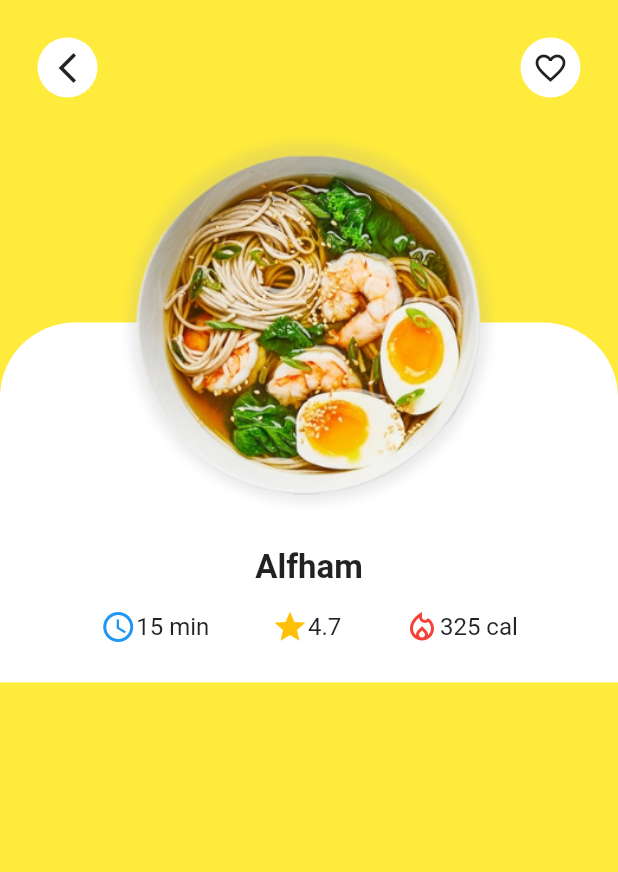
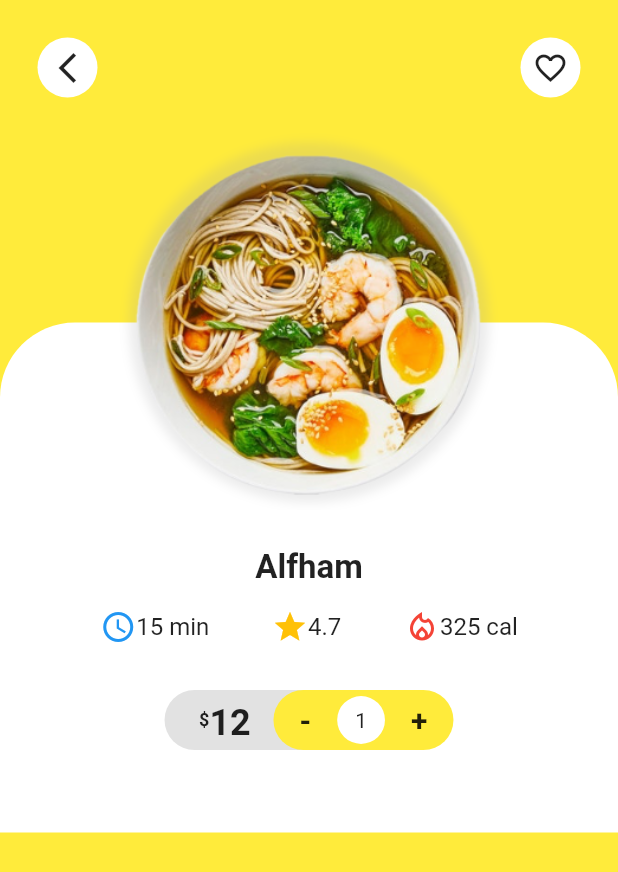
Before and after one commit to abdullakn/flutter_ui_food_deliver_app, a Flutter app: the DetailsPage screen opened directly with sample values from the repository, on a phone screen of 412 x 824 dp. Shown: the top 872 px of the screen. Run offline on Flutter 3.47's test engine with Material 2 defaults, Android fonts, the phone set to English and light mode, and no system bars; our stand-ins replace smooth_page_indicator.

Commit message:
details page price and quantity button completed

```diff
--- a/lib/screens/details/widgets/food_details.dart
+++ b/lib/screens/details/widgets/food_details.dart
@@ -1,5 +1,6 @@
 import 'package:flutter/material.dart';
 import 'package:food_delivery_app/models/food.dart';
+import 'package:food_delivery_app/screens/details/widgets/food_quantity.dart';
 
 class FoodDetails extends StatelessWidget {
   final Food food;
@@ -29,7 +30,14 @@ class FoodDetails extends StatelessWidget {
               _buildIconText(
                   Icons.local_fire_department_outlined, Colors.red, food.cal),
             ],
-          )
+          ),
+          SizedBox(
+            height: 30,
+          ),
+          FoodQuantity(food: food),
+          SizedBox(
+            height: 30,
+          ),
         ],
       ),
     );
--- /dev/null
+++ b/lib/screens/details/widgets/food_quantity.dart
@@ -0,0 +1,71 @@
+import 'package:flutter/material.dart';
+import 'package:food_delivery_app/models/food.dart';
+
+class FoodQuantity extends StatelessWidget {
+  final Food food;
+  const FoodQuantity({required this.food});
+
+  @override
+  Widget build(BuildContext context) {
+    return Container(
+
+      width: double.maxFinite,
+      height: 40,
+      child: Stack(
+        children: [
+          Align(
+            alignment: Alignment(-0.3, 0),
+            child: Container(
+              padding: EdgeInsets.all(8),
+              // color: Colors.yellow,
+              width: 120,
+              height: double.maxFinite,
+              decoration:BoxDecoration(
+                color:Colors.grey.withOpacity(0.3),
+                borderRadius: BorderRadius.circular(30),
+              ) ,
+              child: Row(
+                children: [
+                  SizedBox(width: 15,),
+                  Text('\$',style: TextStyle(fontSize: 12,fontWeight: FontWeight.bold),),
+                  Text(food.price.toString(),style: TextStyle(fontSize: 24,fontWeight: FontWeight.bold),)
+                ],
+              ),
+            ),
+
+          ),
+          Align(
+            alignment: Alignment(0.3, 0),
+            child: Container(
+              height: double.maxFinite,
+              width: 120,
+              decoration: BoxDecoration(
+                borderRadius: BorderRadius.circular(30),
+                color: Colors.yellow
+              ),
+              child: Row(
+                mainAxisAlignment: MainAxisAlignment.spaceEvenly,
+                children: [
+                  Text('-',style: TextStyle(fontWeight: FontWeight.bold,fontSize: 20),),
+                  Container(
+
+                    padding: EdgeInsets.all(12),
+                    decoration: BoxDecoration(
+                      color: Colors.white,
+                      shape: BoxShape.circle
+                    ),
+                    child: Text(food.quantity.toString()),
+
+                  ),
+                   Text('+',style: TextStyle(fontWeight: FontWeight.bold,fontSize: 20),),
+                ],
+              ),
+            ),
+          )
+
+        ],
+      ),
+
+    );
+  }
+}
```
